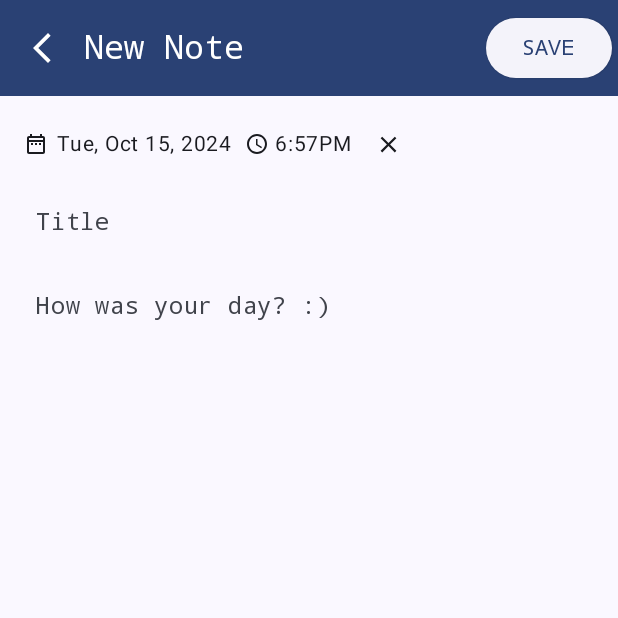
After one commit to ralphmarondev/compose-world, an Android app built with Jetpack Compose: the NewNoteScreen screen opened through its navigation route, on a phone screen of 412 x 824 dp, the top half of it. The commit adds this screen. Run offline under Robolectric (Android 15) with nearby library versions, the phone set to English and light mode, and no system bars.

Commit message:
added new-note-screen

```diff
--- a/app/src/main/java/com/ralphmarondev/composeworld/features/notes/presentation/NoteScreen.kt
+++ b/app/src/main/java/com/ralphmarondev/composeworld/features/notes/presentation/home/NoteScreen.kt
@@ -1,4 +1,4 @@
-package com.ralphmarondev.composeworld.features.notes.presentation
+package com.ralphmarondev.composeworld.features.notes.presentation.home
 
 import androidx.compose.foundation.Image
 import androidx.compose.foundation.layout.Box
@@ -27,12 +27,13 @@ import androidx.compose.ui.text.font.FontFamily
 import androidx.compose.ui.unit.dp
 import coil.compose.rememberAsyncImagePainter
 import com.ralphmarondev.composeworld.R
-import com.ralphmarondev.composeworld.features.notes.presentation.components.NoteCard
+import com.ralphmarondev.composeworld.features.notes.presentation.home.components.NoteCard
 
 @OptIn(ExperimentalMaterial3Api::class)
 @Composable
 fun NoteScreen(
-    backToHome: () -> Unit
+    backToHome: () -> Unit,
+    addNewNote: () -> Unit
 ) {
     Scaffold(
         topBar = {
@@ -71,7 +72,7 @@ fun NoteScreen(
             )
         },
         floatingActionButton = {
-            FloatingActionButton(onClick = {}) {
+            FloatingActionButton(onClick = addNewNote) {
                 Icon(
                     imageVector = Icons.Outlined.Add,
                     contentDescription = "New Note"
--- a/app/src/main/java/com/ralphmarondev/composeworld/features/notes/presentation/components/NoteCard.kt
+++ b/app/src/main/java/com/ralphmarondev/composeworld/features/notes/presentation/home/components/NoteCard.kt
@@ -1,4 +1,4 @@
-package com.ralphmarondev.composeworld.features.notes.presentation.components
+package com.ralphmarondev.composeworld.features.notes.presentation.home.components
 
 import androidx.compose.foundation.background
 import androidx.compose.foundation.layout.Arrangement
--- /dev/null
+++ b/app/src/main/java/com/ralphmarondev/composeworld/features/notes/presentation/newnote/NewNoteScreen.kt
@@ -0,0 +1,152 @@
+package com.ralphmarondev.composeworld.features.notes.presentation.newnote
+
+import android.util.Log
+import androidx.compose.foundation.layout.Column
+import androidx.compose.foundation.layout.Row
+import androidx.compose.foundation.layout.fillMaxSize
+import androidx.compose.foundation.layout.fillMaxWidth
+import androidx.compose.foundation.layout.padding
+import androidx.compose.foundation.layout.size
+import androidx.compose.foundation.lazy.LazyColumn
+import androidx.compose.material.icons.Icons
+import androidx.compose.material.icons.outlined.AccessTime
+import androidx.compose.material.icons.outlined.ArrowBackIosNew
+import androidx.compose.material.icons.outlined.Clear
+import androidx.compose.material.icons.outlined.DateRange
+import androidx.compose.material3.ElevatedButton
+import androidx.compose.material3.ExperimentalMaterial3Api
+import androidx.compose.material3.Icon
+import androidx.compose.material3.IconButton
+import androidx.compose.material3.MaterialTheme
+import androidx.compose.material3.Scaffold
+import androidx.compose.material3.Text
+import androidx.compose.material3.TopAppBar
+import androidx.compose.material3.TopAppBarDefaults
+import androidx.compose.runtime.Composable
+import androidx.compose.runtime.getValue
+import androidx.compose.runtime.mutableStateOf
+import androidx.compose.runtime.remember
+import androidx.compose.runtime.setValue
+import androidx.compose.ui.Alignment
+import androidx.compose.ui.Modifier
+import androidx.compose.ui.text.font.FontFamily
+import androidx.compose.ui.unit.dp
+import androidx.compose.ui.unit.sp
+import com.ralphmarondev.composeworld.features.notes.presentation.newnote.components.DescriptionTextField
+import com.ralphmarondev.composeworld.features.notes.presentation.newnote.components.TitleTextField
+
+@OptIn(ExperimentalMaterial3Api::class)
+@Composable
+fun NewNoteScreen(
+    backToAllNotes: () -> Unit
+) {
+    var title by remember { mutableStateOf("") }
+    var description by remember { mutableStateOf("") }
+
+    Scaffold(
+        topBar = {
+            TopAppBar(
+                title = {
+                    Text(
+                        text = "New Note",
+                        fontFamily = FontFamily.Monospace
+                    )
+                },
+                navigationIcon = {
+                    IconButton(onClick = backToAllNotes) {
+                        Icon(
+                            imageVector = Icons.Outlined.ArrowBackIosNew,
+                            contentDescription = "Back"
+                        )
+                    }
+                },
+                actions = {
+                    ElevatedButton(
+                        onClick = {
+                            Log.d("NOTES", "Title: $title, Description: $description")
+                        }
+                    ) {
+                        Text(
+                            text = "SAVE",
+                            fontFamily = FontFamily.Monospace
+                        )
+                    }
+                },
+                colors = TopAppBarDefaults.topAppBarColors(
+                    containerColor = MaterialTheme.colorScheme.primary,
+                    titleContentColor = MaterialTheme.colorScheme.onPrimary,
+                    navigationIconContentColor = MaterialTheme.colorScheme.onPrimary
+                )
+            )
+        }
+    ) { innerPadding ->
+        LazyColumn(
+            modifier = Modifier
+                .fillMaxSize()
+                .padding(innerPadding)
+        ) {
+            item {
+                Column(
+                    modifier = Modifier
+                        .fillMaxWidth()
+                        .padding(8.dp)
+                ) {
+                    Row(
+                        modifier = Modifier
+                            .fillMaxWidth()
+                            .padding(horizontal = 8.dp),
+                        verticalAlignment = Alignment.CenterVertically
+                    ) {
+                        Icon(
+                            imageVector = Icons.Outlined.DateRange,
+                            contentDescription = "Date",
+                            modifier = Modifier
+                                .size(16.dp)
+                        )
+                        Text(
+                            text = "Tue, Oct 15, 2024",
+                            fontSize = 14.sp,
+                            modifier = Modifier
+                                .padding(start = 6.dp, end = 8.dp)
+                        )
+
+                        Icon(
+                            imageVector = Icons.Outlined.AccessTime,
+                            contentDescription = "Time",
+                            modifier = Modifier
+                                .size(16.dp)
+                        )
+
+                        Text(
+                            text = "6:57PM",
+                            fontSize = 14.sp,
+                            modifier = Modifier.padding(start = 4.dp)
+                        )
+
+                        IconButton(onClick = {}) {
+                            Icon(
+                                imageVector = Icons.Outlined.Clear,
+                                contentDescription = "Clear",
+                                modifier = Modifier
+                                    .size(18.dp)
+                            )
+                        }
+                    }
+                    TitleTextField(
+                        value = title,
+                        onValueChanged = { title = it },
+                        modifier = Modifier
+                            .fillMaxWidth()
+                    )
+
+                    DescriptionTextField(
+                        value = description,
+                        onValueChanged = { description = it },
+                        modifier = Modifier
+                            .fillMaxWidth()
+                    )
+                }
+            }
+        }
+    }
+}
--- /dev/null
+++ b/app/src/main/java/com/ralphmarondev/composeworld/features/notes/presentation/newnote/components/DescriptionTextField.kt
@@ -0,0 +1,45 @@
+package com.ralphmarondev.composeworld.features.notes.presentation.newnote.components
+
+import androidx.compose.material3.OutlinedTextField
+import androidx.compose.material3.OutlinedTextFieldDefaults
+import androidx.compose.material3.Text
+import androidx.compose.runtime.Composable
+import androidx.compose.ui.Modifier
+import androidx.compose.ui.graphics.Color
+import androidx.compose.ui.text.TextStyle
+import androidx.compose.ui.text.font.FontFamily
+import androidx.compose.ui.text.font.FontWeight
+import androidx.compose.ui.text.style.TextOverflow
+import androidx.compose.ui.unit.sp
+
+@Composable
+fun DescriptionTextField(
+    value: String,
+    onValueChanged: (String) -> Unit,
+    modifier: Modifier = Modifier
+) {
+    OutlinedTextField(
+        value = value,
+        onValueChange = { onValueChanged(it) },
+        placeholder = {
+            Text(
+                text = "How was your day? :)",
+                fontFamily = FontFamily.Monospace,
+                maxLines = 1,
+                overflow = TextOverflow.Ellipsis
+            )
+        },
+        textStyle = TextStyle(
+            fontFamily = FontFamily.Monospace,
+            fontSize = 18.sp,
+            fontWeight = FontWeight.W400
+        ),
+        colors = OutlinedTextFieldDefaults.colors(
+            focusedContainerColor = Color.Transparent,
+            unfocusedContainerColor = Color.Transparent,
+            focusedBorderColor = Color.Transparent,
+            unfocusedBorderColor = Color.Transparent
+        ),
+        modifier = modifier
+    )
+}
--- /dev/null
+++ b/app/src/main/java/com/ralphmarondev/composeworld/features/notes/presentation/newnote/components/TitleTextField.kt
@@ -0,0 +1,61 @@
+package com.ralphmarondev.composeworld.features.notes.presentation.newnote.components
+
+import androidx.compose.animation.AnimatedVisibility
+import androidx.compose.material.icons.Icons
+import androidx.compose.material.icons.outlined.Clear
+import androidx.compose.material3.Icon
+import androidx.compose.material3.IconButton
+import androidx.compose.material3.OutlinedTextField
+import androidx.compose.material3.OutlinedTextFieldDefaults
+import androidx.compose.material3.Text
+import androidx.compose.runtime.Composable
+import androidx.compose.ui.Modifier
+import androidx.compose.ui.graphics.Color
+import androidx.compose.ui.text.TextStyle
+import androidx.compose.ui.text.font.FontFamily
+import androidx.compose.ui.text.font.FontWeight
+import androidx.compose.ui.text.style.TextOverflow
+import androidx.compose.ui.unit.sp
+
+@Composable
+fun TitleTextField(
+    value: String,
+    onValueChanged: (String) -> Unit,
+    modifier: Modifier = Modifier
+) {
+    OutlinedTextField(
+        value = value,
+        onValueChange = { onValueChanged(it) },
+        placeholder = {
+            Text(
+                text = "Title",
+                fontFamily = FontFamily.Monospace,
+                maxLines = 1,
+                overflow = TextOverflow.Ellipsis
+            )
+        },
+        textStyle = TextStyle(
+            fontFamily = FontFamily.Monospace,
+            fontSize = 20.sp,
+            fontWeight = FontWeight.W500
+        ),
+        trailingIcon = {
+            AnimatedVisibility(value.isNotEmpty()) {
+                IconButton(onClick = { onValueChanged("") }) {
+                    Icon(
+                        imageVector = Icons.Outlined.Clear,
+                        contentDescription = "Clear"
+                    )
+                }
+            }
+        },
+        colors = OutlinedTextFieldDefaults.colors(
+            focusedContainerColor = Color.Transparent,
+            unfocusedContainerColor = Color.Transparent,
+            focusedBorderColor = Color.Transparent,
+            unfocusedBorderColor = Color.Transparent
+        ),
+        maxLines = 1,
+        modifier = modifier
+    )
+}
--- a/app/src/main/java/com/ralphmarondev/composeworld/navigation/AppNavigation.kt
+++ b/app/src/main/java/com/ralphmarondev/composeworld/navigation/AppNavigation.kt
@@ -6,7 +6,8 @@ import androidx.navigation.compose.NavHost
 import androidx.navigation.compose.composable
 import androidx.navigation.compose.rememberNavController
 import com.ralphmarondev.composeworld.features.home.HomeScreen
-import com.ralphmarondev.composeworld.features.notes.presentation.NoteScreen
+import com.ralphmarondev.composeworld.features.notes.presentation.home.NoteScreen
+import com.ralphmarondev.composeworld.features.notes.presentation.newnote.NewNoteScreen
 
 @Composable
 fun AppNavigation(
@@ -27,8 +28,12 @@ fun AppNavigation(
             NoteScreen(
                 backToHome = {
                     navController.navigateUp()
-                }
+                },
+                addNewNote = { navController.navigate(Routes.NewNote) }
             )
+        }
+        composable<Routes.NewNote> {
+            NewNoteScreen(backToAllNotes = { navController.navigateUp() })
         }
     }
 }
--- a/app/src/main/java/com/ralphmarondev/composeworld/navigation/Routes.kt
+++ b/app/src/main/java/com/ralphmarondev/composeworld/navigation/Routes.kt
@@ -8,4 +8,7 @@ object Routes {
 
     @Serializable
     data object Notes
+
+    @Serializable
+    data object NewNote
 }
```
